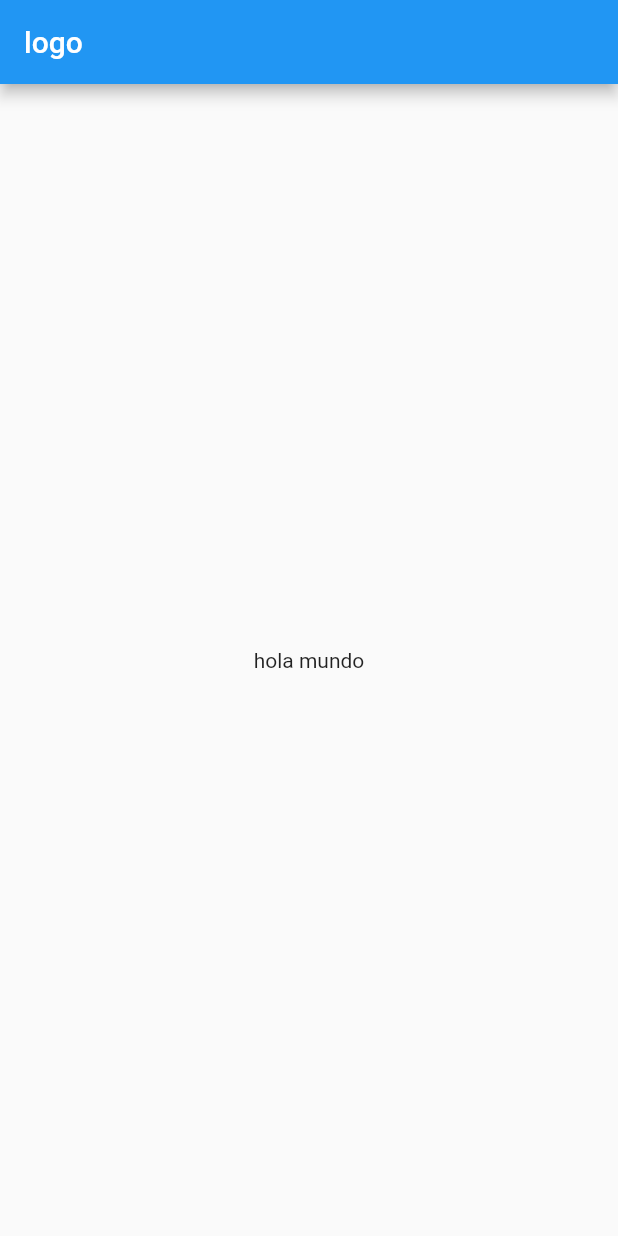
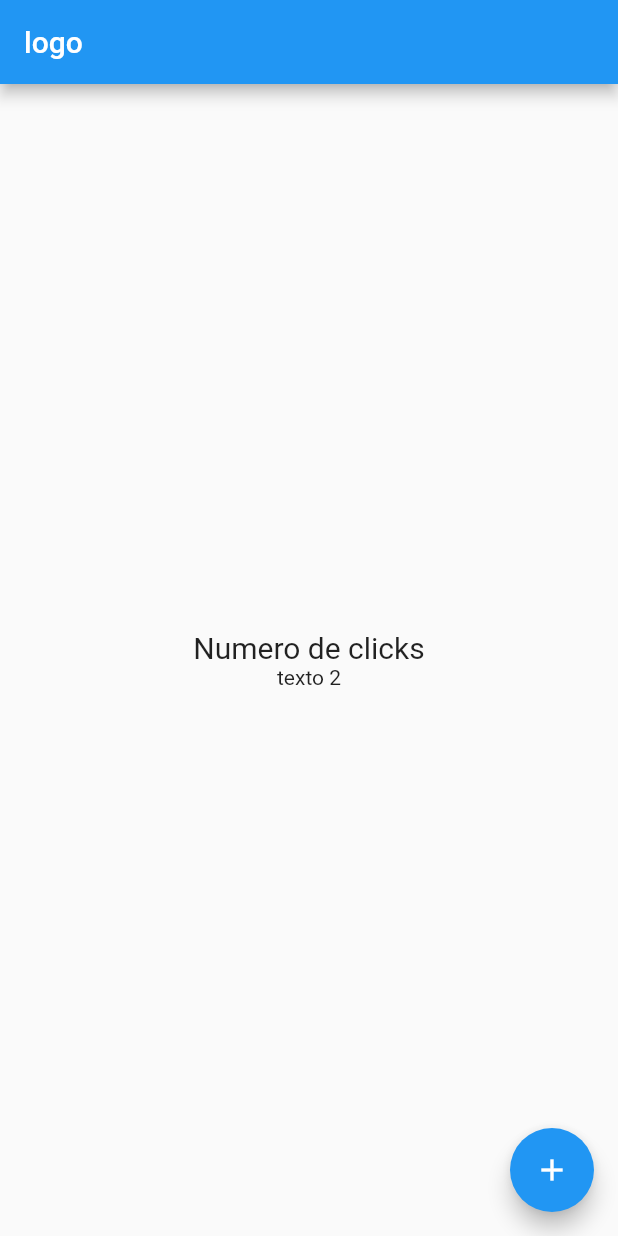
Before and after one commit to aarcilam/flutter_test, a Flutter app: the screen it shows after launch, on a phone screen of 412 x 824 dp. Run offline on Flutter 3.47's test engine with Material 2 defaults, Android fonts, the phone set to English and light mode, and no system bars.

Commit message:
layout del home con boton flotante

```diff
--- a/my_app/lib/src/pages/home_page.dart
+++ b/my_app/lib/src/pages/home_page.dart
@@ -2,6 +2,7 @@ import 'package:flutter/material.dart';
 
 class HomePage extends StatelessWidget {
   // creo un nuevo widget sin estado
+  final estiloTexto = new TextStyle(fontSize: 20);
   // sobre escribo el metodo build del widget
   @override
   Widget build(BuildContext context) {
@@ -11,7 +12,19 @@ class HomePage extends StatelessWidget {
         title: Text('logo'),
       ),
       body: Center(
-        child: Text('hola mundo'),
+        child: Column(
+          mainAxisAlignment: MainAxisAlignment.center,
+          children: [
+            Text('Numero de clicks',style: estiloTexto),
+            Text('texto 2')
+          ],
+        ),
+      ),
+      floatingActionButton: FloatingActionButton(
+        onPressed: (){
+          print('hola');
+        },
+        child: Icon(Icons.add),
       ),
     );
   }
```
